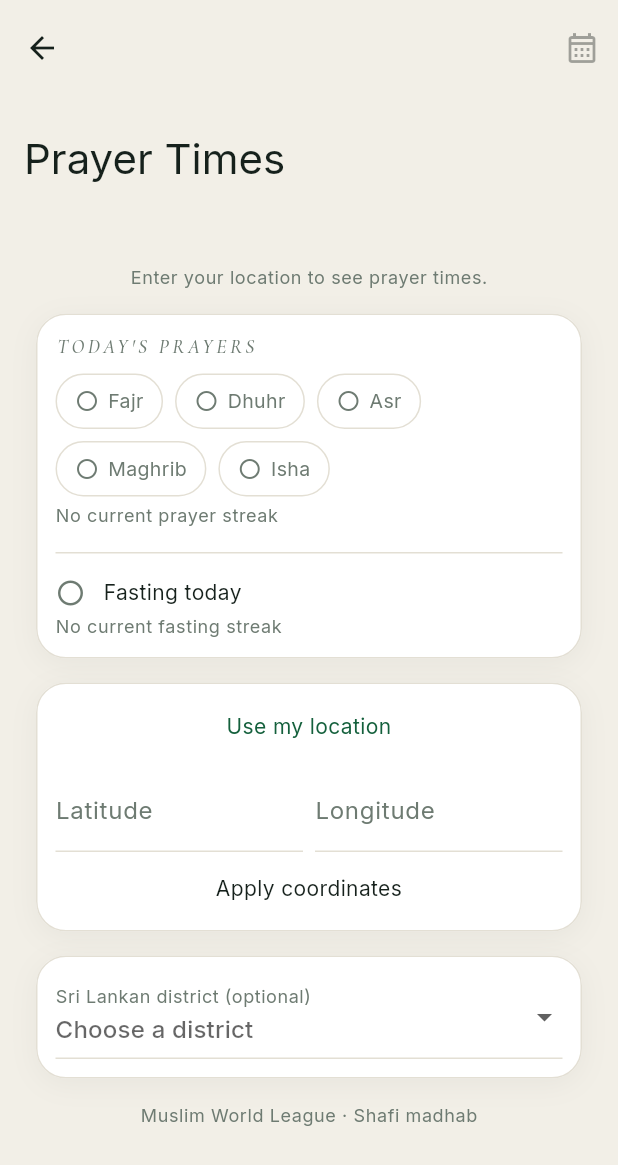
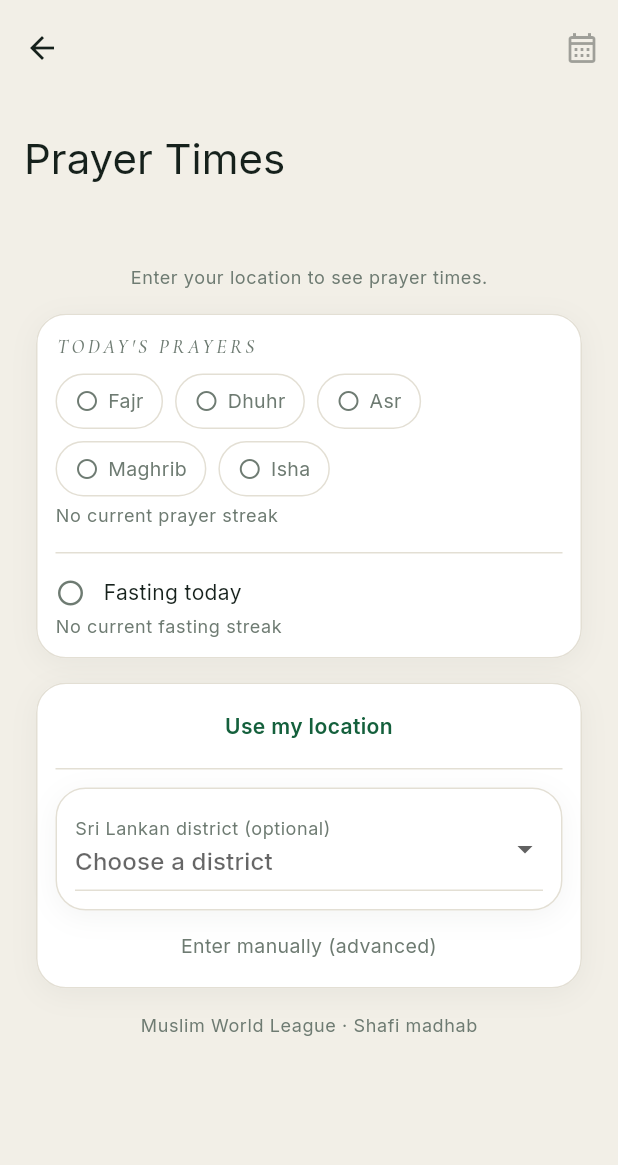
Before and after one commit to ajmalkhan6233-eng/noor_app, a Flutter app: the _PrayerTimesView screen opened directly, on a phone screen of 412 x 824 dp. Shown: the top 1165 px of the screen. Run offline on Flutter 3.47's test engine with Material 3 defaults, Android fonts, the phone set to English and light mode, and no system bars; our stand-ins replace adhan, equatable, flutter_bloc, flutter_compass, flutter_local_notifications, flutter_secure_storage and 4 more; accounts and stored records are empty.

```diff
--- a/lib/features/prayer_times/presentation/prayer_times_screen.dart
+++ b/lib/features/prayer_times/presentation/prayer_times_screen.dart
@@ -16,7 +16,6 @@ import '../logic/prayer_cubit/prayer_state.dart';
 import 'monthly_timetable_screen.dart';
 import 'widgets/high_latitude_notice.dart';
 import 'widgets/location_selector.dart';
-import 'widgets/prayer_district_field.dart';
 import 'widgets/prayer_hero.dart';
 import 'widgets/prayer_times_list.dart';
 
@@ -85,8 +84,6 @@ class _PrayerTimesView extends StatelessWidget {
                   const SizedBox(height: 16),
                   const LocationSelector(),
                   const SizedBox(height: 16),
-                  const PrayerDistrictField(),
-                  const SizedBox(height: 16),
                   _activeSettingsCaption(context, state.settings),
                 ],
               ),
--- a/lib/features/prayer_times/presentation/widgets/location_selector.dart
+++ b/lib/features/prayer_times/presentation/widgets/location_selector.dart
@@ -1,21 +1,25 @@
 // Bismillahir Rahmanir Raheem — watermark: ALLAH
 //
-// GPS is one tap away but never required — manual latitude/longitude
-// entry alone is fully sufficient to see prayer times.
+// GPS auto-fetches on load (see PrayerCubit.loadSettings) — a
+// first-time user never has to do anything. This widget only ever
+// shows raw lat/lng entry or the district picker when GPS hasn't
+// resolved yet, or once the user explicitly asks to change location.
 
 import 'package:flutter/material.dart';
 import 'package:flutter_bloc/flutter_bloc.dart';
 
 import '../../../../core/constants/app_colors.dart';
+import '../../../../core/constants/app_typography.dart';
 import '../../../../core/presentation/widgets/app_card.dart';
 import '../../../../core/utils/semantics_helpers.dart';
 import '../../../../l10n/generated/app_localizations.dart';
 import '../../../settings/logic/settings_cubit/settings_cubit.dart';
+import '../../../settings/logic/settings_cubit/settings_state.dart';
 import '../../logic/prayer_cubit/prayer_cubit.dart';
 import '../../logic/prayer_cubit/prayer_state.dart';
+import 'district_selector.dart';
+import 'manual_coordinates_entry.dart';
 
-/// Location entry: a "use my location" button plus manual lat/lng
-/// fields, either of which is enough on its own — a single tidy card.
 class LocationSelector extends StatefulWidget {
   const LocationSelector({super.key});
 
@@ -24,23 +28,8 @@ class LocationSelector extends StatefulWidget {
 }
 
 class _LocationSelectorState extends State<LocationSelector> {
-  final _latController = TextEditingController();
-  final _lngController = TextEditingController();
-
-  @override
-  void dispose() {
-    _latController.dispose();
-    _lngController.dispose();
-    super.dispose();
-  }
-
-  void _applyManual(BuildContext context) {
-    final lat = double.tryParse(_latController.text);
-    final lng = double.tryParse(_lngController.text);
-    if (lat == null || lng == null) return;
-    context.read<PrayerCubit>().setManualLocation(lat, lng);
-    context.read<SettingsCubit>().setSelectedDistrict(null);
-  }
+  var _expanded = false;
+  var _showManualEntry = false;
 
   void _useGps(BuildContext context) {
     context.read<PrayerCubit>().useGps();
@@ -52,6 +41,38 @@ class _LocationSelectorState extends State<LocationSelector> {
     final l10n = AppLocalizations.of(context)!;
     return BlocBuilder<PrayerCubit, PrayerState>(
       builder: (context, state) {
+        final showOptions =
+            _expanded || (!state.hasCoordinates && !state.isResolvingLocation);
+        return showOptions ? _optionsCard(context, state, l10n) : _statusRow(state);
+      },
+    );
+  }
+
+  Widget _statusRow(PrayerState state) {
+    return AppCard(
+      padding: const EdgeInsets.symmetric(horizontal: 16, vertical: 10),
+      child: Row(
+        children: [
+          const Icon(Icons.my_location, color: AppColors.emerald, size: 18),
+          const SizedBox(width: 8),
+          Expanded(
+            child: Text(
+              state.usingGps ? 'Location: current (GPS)' : 'Location set',
+              style: AppTypography.caption,
+            ),
+          ),
+          SemanticButton(
+            label: 'Change location',
+            hint: 'Double tap to change how your location is set',
+            onTap: () => setState(() => _expanded = true),
+            child: const Text('Change', style: TextStyle(color: AppColors.emerald)),
+          ),
+        ],
+      ),
+    );
+  }
+
+  Widget _optionsCard(BuildContext context, PrayerState state, AppLocalizations l10n) {
     return AppCard(
       child: Column(
         crossAxisAlignment: CrossAxisAlignment.stretch,
@@ -63,78 +84,54 @@ class _LocationSelectorState extends State<LocationSelector> {
             child: Padding(
               padding: const EdgeInsets.symmetric(vertical: 6),
               child: Text(
-                    state.isResolvingLocation
-                        ? l10n.locatingLabel
-                        : l10n.useMyLocationLabel,
+                state.isResolvingLocation ? l10n.locatingLabel : l10n.useMyLocationLabel,
                 textAlign: TextAlign.center,
-                    style: const TextStyle(color: AppColors.emerald),
-                  ),
-                ),
-              ),
-              const SizedBox(height: 12),
-              Row(
-                children: [
-                  Expanded(
-                    child: _field(context, _latController, l10n.latitudeLabel, true),
-                  ),
-                  const SizedBox(width: 8),
-                  Expanded(
-                    child: _field(
-                      context,
-                      _lngController,
-                      l10n.longitudeLabel,
-                      false,
-                    ),
-                  ),
-                ],
-              ),
-              const SizedBox(height: 8),
-              SemanticButton(
-                label: l10n.applyManualLocationSemanticLabel,
-                onTap: () => _applyManual(context),
-                child: Padding(
-                  padding: const EdgeInsets.symmetric(vertical: 6),
-                  child: Text(
-                    l10n.applyCoordinatesLabel,
-                    textAlign: TextAlign.center,
-                    style: const TextStyle(color: AppColors.ink),
+                style: const TextStyle(color: AppColors.emerald, fontWeight: FontWeight.w600),
               ),
             ),
           ),
           if (state.locationError != null) ...[
             const SizedBox(height: 8),
-                Text(
-                  state.locationError!,
-                  style: const TextStyle(color: AppColors.sage),
+            Text(state.locationError!, style: const TextStyle(color: AppColors.sage)),
+          ],
+          const SizedBox(height: 12),
+          const Divider(color: AppColors.hairline, height: 1),
+          const SizedBox(height: 12),
+          BlocBuilder<SettingsCubit, SettingsState>(
+            builder: (context, settingsState) => DistrictSelector(
+              selectedDistrict: settingsState.settings.selectedDistrict,
+              onSelected: (district) {
+                context.read<PrayerCubit>().setManualLocation(
+                  district.latitude,
+                  district.longitude,
+                );
+                context.read<SettingsCubit>().setSelectedDistrict(district.name);
+                setState(() => _expanded = false);
+              },
+            ),
+          ),
+          const SizedBox(height: 8),
+          SemanticButton(
+            label: _showManualEntry ? 'Hide manual entry' : 'Enter manually (advanced)',
+            onTap: () => setState(() => _showManualEntry = !_showManualEntry),
+            child: Padding(
+              padding: const EdgeInsets.symmetric(vertical: 6),
+              child: Text(
+                _showManualEntry ? 'Hide manual entry' : 'Enter manually (advanced)',
+                textAlign: TextAlign.center,
+                style: const TextStyle(color: AppColors.sage, fontSize: 13),
+              ),
+            ),
+          ),
+          if (_showManualEntry)
+            ManualCoordinatesEntry(
+              onApply: (lat, lng) {
+                context.read<PrayerCubit>().setManualLocation(lat, lng);
+                context.read<SettingsCubit>().setSelectedDistrict(null);
+                setState(() => _expanded = false);
+              },
             ),
         ],
-            ],
-          ),
-        );
-      },
-    );
-  }
-
-  Widget _field(
-    BuildContext context,
-    TextEditingController controller,
-    String label,
-    bool isLat,
-  ) {
-    final l10n = AppLocalizations.of(context)!;
-    return Semantics(
-      textField: true,
-      label: isLat
-          ? l10n.manualLatitudeSemanticLabel
-          : l10n.manualLongitudeSemanticLabel,
-      child: TextField(
-        controller: controller,
-        style: const TextStyle(color: AppColors.ink),
-        keyboardType: const TextInputType.numberWithOptions(
-          decimal: true,
-          signed: true,
-        ),
-        decoration: InputDecoration(labelText: label),
       ),
     );
   }
--- a/lib/features/prayer_times/presentation/widgets/prayer_district_field.dart
+++ /dev/null
@@ -1,35 +0,0 @@
-// Bismillahir Rahmanir Raheem — watermark: ALLAH
-//
-// Wires the shared DistrictSelector to Prayer Times: reads the
-// persisted selection from Settings, sets PrayerCubit's coordinates
-// and persists the choice via SettingsCubit when one is picked.
-
-import 'package:flutter/material.dart';
-import 'package:flutter_bloc/flutter_bloc.dart';
-
-import '../../../settings/logic/settings_cubit/settings_cubit.dart';
-import '../../../settings/logic/settings_cubit/settings_state.dart';
-import '../../logic/prayer_cubit/prayer_cubit.dart';
-import 'district_selector.dart';
-
-class PrayerDistrictField extends StatelessWidget {
-  const PrayerDistrictField({super.key});
-
-  @override
-  Widget build(BuildContext context) {
-    return BlocBuilder<SettingsCubit, SettingsState>(
-      builder: (context, state) {
-        return DistrictSelector(
-          selectedDistrict: state.settings.selectedDistrict,
-          onSelected: (district) {
-            context.read<PrayerCubit>().setManualLocation(
-              district.latitude,
-              district.longitude,
-            );
-            context.read<SettingsCubit>().setSelectedDistrict(district.name);
-          },
-        );
-      },
-    );
-  }
-}
```
Also changed, not shown: lib/features/prayer_times/presentation/widgets/manual_coordinates_entry.dart (added, +89 -0 lines). Lines whose indentation alone changed are shown as unchanged.
